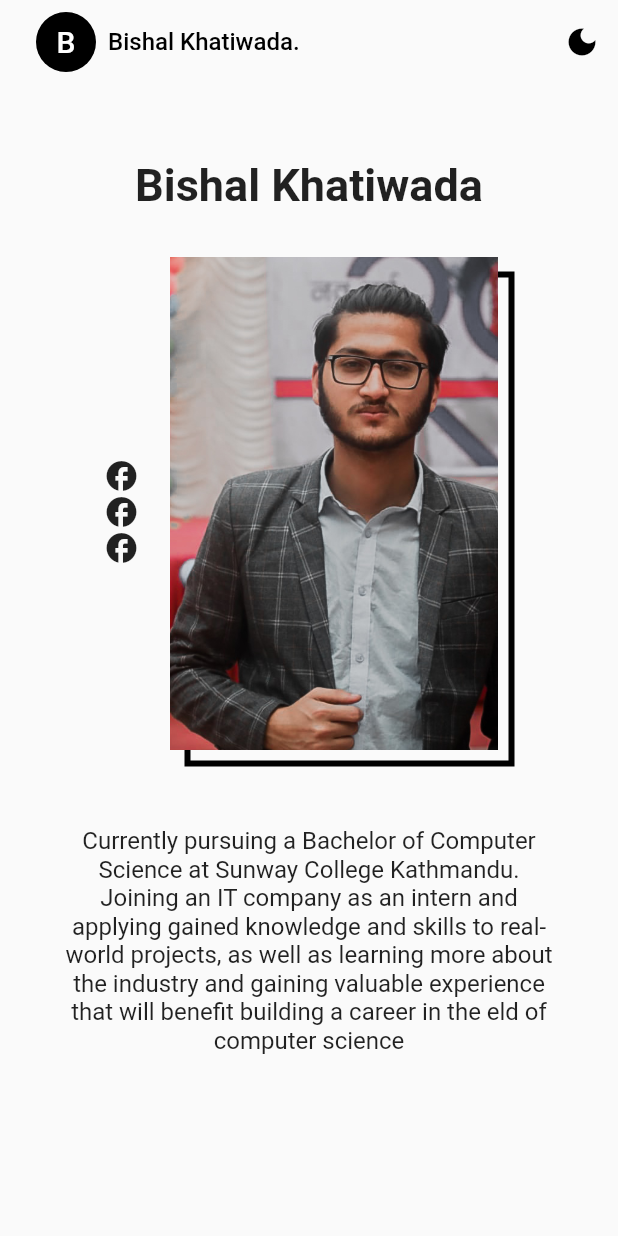
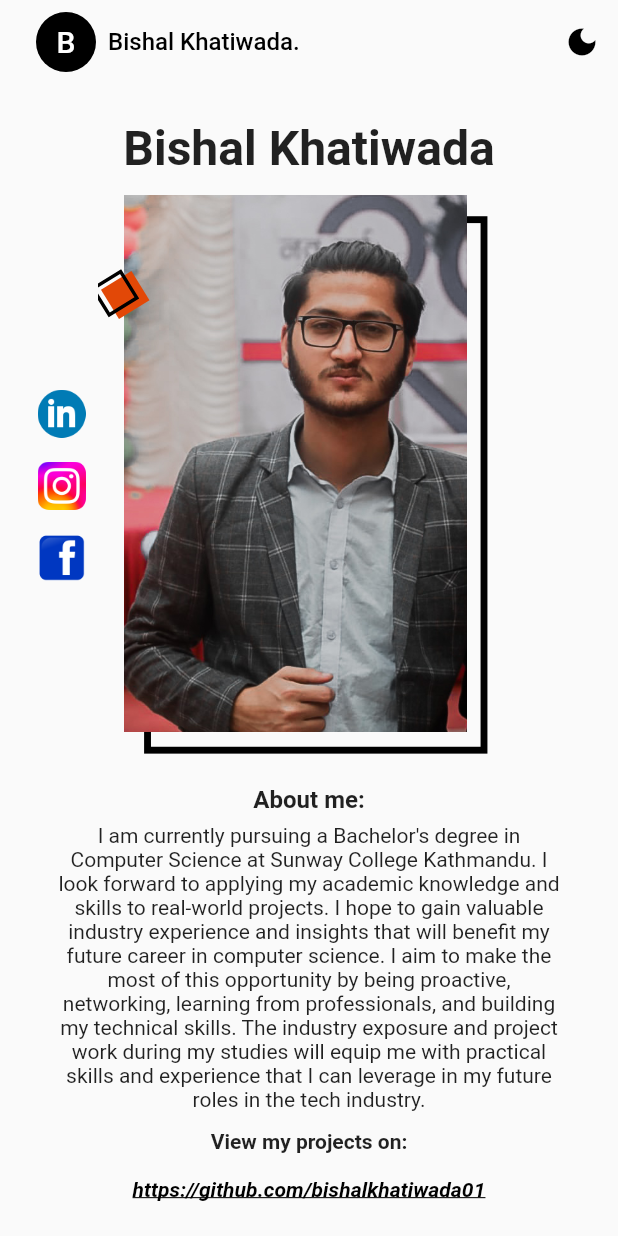
Before and after one commit to bishalkhatiwada01/bio_app, a Flutter app: the screen it shows after launch, on a phone screen of 412 x 824 dp. Run offline on Flutter 3.47's test engine with Material 2 defaults, Android fonts, the phone set to English and light mode, and no system bars; our stand-ins replace flutter_screenutil, google_fonts.

Commit message:
all done

```diff
--- a/lib/main.dart
+++ b/lib/main.dart
@@ -1,5 +1,6 @@
 import 'package:bioapp/pages/home_page.dart';
 import 'package:flutter/material.dart';
+import 'package:flutter_screenutil/flutter_screenutil.dart';
 
 void main() {
   runApp(const MyApp());
@@ -8,144 +9,22 @@ void main() {
 class MyApp extends StatelessWidget {
   const MyApp({super.key});
 
-  // This widget is the root of your application.
   @override
   Widget build(BuildContext context) {
-    return MaterialApp(
-      theme: ThemeData.light(), // Set the initial theme to light
-      darkTheme: ThemeData.dark(), // Set the dark theme
-      themeMode: ThemeMode.system,
-      debugShowCheckedModeBanner: false,
-      title: 'Bio App',
-
-      home: const HomePage(),
+    return ScreenUtilInit(
+      designSize: const Size(360, 690),
+      minTextAdapt: true,
+      splitScreenMode: true,
+      builder: (_, child) {
+        return MaterialApp(
+          theme: ThemeData.light(),
+          darkTheme: ThemeData.dark(),
+          themeMode: ThemeMode.system,
+          debugShowCheckedModeBanner: false,
+          title: 'Bio App',
+          home: HomePage(),
+        );
+      },
     );
   }
 }
-
-
-// import 'package:flutter/material.dart';
-
-// void main() {
-//   runApp(MyApp());
-// }
-
-// class MyApp extends StatelessWidget {
-//   @override
-//   Widget build(BuildContext context) {
-//     return MaterialApp(
-//       home: HomePage(),
-//       theme: ThemeData.light(), // Set the initial theme to light
-//       darkTheme: ThemeData.dark(), // Set the dark theme
-//       themeMode: ThemeMode.system, // Use the system theme mode
-//     );
-//   }
-// }
-
-// class HomePage extends StatefulWidget {
-//   @override
-//   _HomePageState createState() => _HomePageState();
-// }
-
-// class _HomePageState extends State<HomePage> {
-//   bool isDarkMode = false; // Variable to track dark mode state
-
-//   @override
-//   Widget build(BuildContext context) {
-//     return Scaffold(
-//       appBar: MyAppBar(
-//         title: 'My App Title',
-//         isDarkMode: isDarkMode, // Pass the dark mode state to the AppBar
-//         toggleDarkMode: () {
-//           // Function to toggle dark mode
-//           setState(() {
-//             isDarkMode = !isDarkMode;
-//           });
-//         },
-//       ),
-//       body: Container(
-//         color: isDarkMode
-//             ? Colors.black
-//             : Colors.white, // Set background color based on dark mode
-//         child: Center(
-//           child: Text(
-//             'Hello, Flutter!',
-//             style: TextStyle(
-//               color: isDarkMode
-//                   ? Colors.white
-//                   : Colors.black, // Change text color based on dark mode
-//             ),
-//           ),
-//         ),
-//       ),
-//     );
-//   }
-// }
-
-// class MyAppBar extends StatelessWidget implements PreferredSizeWidget {
-//   final String title;
-//   final bool isDarkMode; // Whether dark mode is enabled
-//   final Function toggleDarkMode; // Function to toggle dark mode
-
-//   MyAppBar({
-//     required this.title,
-//     required this.isDarkMode,
-//     required this.toggleDarkMode,
-//   });
-
-//   @override
-//   Size get preferredSize => Size.fromHeight(kToolbarHeight);
-
-//   @override
-//   Widget build(BuildContext context) {
-//     final ThemeData theme = isDarkMode ? ThemeData.dark() : ThemeData.light();
-
-//     return AppBar(
-//       title: Row(
-//         children: <Widget>[
-//           Container(
-//             margin: EdgeInsets.all(8.0),
-//             width: 40.0,
-//             height: 40.0,
-//             decoration: BoxDecoration(
-//               shape: BoxShape.circle,
-//               color: Colors.black,
-//             ),
-//             child: Center(
-//               child: Text(
-//                 'B',
-//                 style: TextStyle(
-//                   color: Colors.white,
-//                   fontSize: 20.0,
-//                 ),
-//               ),
-//             ),
-//           ),
-//           SizedBox(width: 8.0),
-//           Text(
-//             'Bishal Khatiwada',
-//             style: TextStyle(
-//               color: Colors.black,
-//               fontSize: 16.0,
-//             ),
-//           ),
-//         ],
-//       ),
-//       actions: <Widget>[
-//         IconButton(
-//           icon: Icon(
-//             isDarkMode ? Icons.nightlight_round : Icons.nights_stay,
-//             color: isDarkMode
-//                 ? Colors.black
-//                 : null, // Change icon color to black when in dark mode
-//           ),
-//           onPressed: () {
-//             toggleDarkMode(); // Toggle dark mode
-//           },
-//         ),
-//       ],
-//       backgroundColor: theme.appBarTheme
-//           .backgroundColor, // Set the app bar's background color based on the theme
-//     );
-//   }
-// }
--- a/lib/models/bio_data.dart
+++ b/lib/models/bio_data.dart
@@ -20,6 +20,6 @@ final BioDataModel userBio = BioDataModel(
   name: 'Bishal Khatiwada',
   role: 'Flutter Developer',
   imageUrl: "images/pp.jpeg",
-  bio:
-      '''Currently pursuing a Bachelor of Computer Science at Sunway College Kathmandu. Joining an IT company as an intern and applying gained knowledge and skills to real-world projects, as well as learning more about the industry and gaining valuable experience that will benefit building a career in the eld of computer science''',
+  bio: '''
+I am currently pursuing a Bachelor's degree in Computer Science at Sunway College Kathmandu. I look forward to applying my academic knowledge and skills to real-world projects. I hope to gain valuable industry experience and insights that will benefit my future career in computer science. I aim to make the most of this opportunity by being proactive, networking, learning from professionals, and building my technical skills. The industry exposure and project work during my studies will equip me with practical skills and experience that I can leverage in my future roles in the tech industry.''',
 );
--- a/lib/pages/home_page.dart
+++ b/lib/pages/home_page.dart
@@ -1,80 +1,77 @@
-// import 'package:bioapp/models/bio_data.dart';
-// import 'package:bioapp/widgets/app_bar.dart';
-// import 'package:bioapp/widgets/image_widget.dart';
-// import 'package:flutter/material.dart';
-
-// class HomePage extends StatelessWidget {
-//   const HomePage({Key? key}) : super(key: key);
-
-//   @override
-//   Widget build(BuildContext context) {
-//     return SafeArea(
-//       child: Scaffold(
-//         appBar: MyAppBar(title: ''),
-//         body: Center(
-//           child: Column(
-//             children: [
-//               SizedBox(height: 60),
-//               Text(
-//                 userBio.name,
-//                 style: const TextStyle(
-//                   fontWeight: FontWeight.bold,
-//                   fontSize: 30,
-//                 ),
-//               ),
-//               SizedBox(height: 30),
-//               const ImageWidget(),
-//               SizedBox(height: 40),
-
-//               Text(userBio.bio,
-//                 style: const TextStyle(
-
-//                   fontWeight: FontWeight.normal,
-//                   fontSize: 16,
-//                 ),
-//               ),
-//             ],
-//           ),
-//         ),
-//       ),
-//     );
-//   }
-// }
 import 'package:bioapp/models/bio_data.dart';
+import 'package:bioapp/utils/url_launch.dart';
 import 'package:bioapp/widgets/app_bar.dart';
 import 'package:bioapp/widgets/image_widget.dart';
 import 'package:flutter/material.dart';
+import 'package:flutter_screenutil/flutter_screenutil.dart';
+import 'package:google_fonts/google_fonts.dart';
+import 'package:url_launcher/url_launcher.dart';
 
 class HomePage extends StatelessWidget {
-  const HomePage({Key? key}) : super(key: key);
+  HomePage({Key? key}) : super(key: key);
 
   @override
   Widget build(BuildContext context) {
     return Scaffold(
-      appBar: MyAppBar(title: ''),
-      body: Column(
+      appBar: const MyAppBar(),
+      body: ListView(
         children: [
-          SizedBox(height: 50),
+          Column(
+            children: [
+              SizedBox(height: 20.h),
               Text(
                 userBio.name,
-            style: const TextStyle(
+                style: GoogleFonts.roboto(
+                  fontSize: 28.sp,
                   fontWeight: FontWeight.bold,
-              fontSize: 30,
                 ),
               ),
-          const SizedBox(height: 30),
+              SizedBox(height: 10.h),
               const ImageWidget(),
-          const SizedBox(height: 40),
+              SizedBox(height: 5.h),
               Padding(
-            padding: const EdgeInsets.symmetric(horizontal: 40),
-            child: Text(
+                padding: EdgeInsets.symmetric(horizontal: 30.w),
+                child: Column(
+                  children: [
+                    Text(
+                      "About me:",
+                      textAlign: TextAlign.start,
+                      style: GoogleFonts.roboto(
+                        fontWeight: FontWeight.bold,
+                        fontSize: 14.sp,
+                      ),
+                    ),
+                    SizedBox(height: 5.h),
+                    Text(
                       textAlign: TextAlign.center,
                       userBio.bio,
-              style: const TextStyle(
-                fontWeight: FontWeight.normal,
-                fontSize: 16,
+                      style: GoogleFonts.roboto(),
+                    ),
+                  ],
                 ),
               ),
+              SizedBox(height: 10.h),
+              Text(
+                "View my projects on:",
+                style: GoogleFonts.roboto(
+                  fontWeight: FontWeight.bold,
+                ),
+              ),
+              TextButton(
+                onPressed: () {
+                  urlLaunch('github');
+                },
+                child: Text(
+                  'https://github.com/bishalkhatiwada01',
+                  style: GoogleFonts.roboto(
+                    fontStyle: FontStyle.italic,
+                    decoration: TextDecoration.underline,
+                    color: Colors.black,
+                    fontWeight: FontWeight.bold,
+                  ),
+                ),
+              ),
+            ],
           ),
         ],
       ),
--- /dev/null
+++ b/lib/utils/url_launch.dart
@@ -0,0 +1,34 @@
+import 'package:flutter/material.dart';
+import 'package:url_launcher/url_launcher.dart';
+
+// final Uri _url = Uri.parse("https://github.com/bishalkhatiwada01");
+
+// Future<void> _launchUrl() async {
+//   if (!await launchUrl(_url)) {
+//     throw Exception('Could not launch $_url');
+//   }
+// }
+
+Future<void> urlLaunch(String Id) async {
+  final url = getUrl(Id);
+  final Uri _url = Uri.parse(url);
+
+  if (!await launchUrl(_url)) {
+    throw Exception('Could not launch $_url');
+  }
+}
+
+String getUrl(String Id) {
+  switch (Id) {
+    case "instagram":
+      return "https://www.instagram.com/bishal_khatiwada1/";
+    case "facebook":
+      return "https://www.facebook.com/bishalkhatiwada.bishal";
+    case "github":
+      return 'https://github.com/bishalkhatiwada01';
+    case "linkedin":
+      return 'https://www.linkedin.com/in/bishal-khatiwada-755ab5208/';
+    default:
+      return '';
+  }
+}
--- a/lib/widgets/app_bar.dart
+++ b/lib/widgets/app_bar.dart
@@ -1,9 +1,9 @@
 import 'package:flutter/material.dart';
 
 class MyAppBar extends StatelessWidget implements PreferredSizeWidget {
-  final String title;
+  const MyAppBar({super.key});
 
-  MyAppBar({required this.title});
+
 
   @override
   Size get preferredSize => const Size.fromHeight(kToolbarHeight);
@@ -11,14 +11,15 @@ class MyAppBar extends StatelessWidget implements PreferredSizeWidget {
   @override
   Widget build(BuildContext context) {
     return AppBar(
+
       backgroundColor: Colors.transparent,
       elevation: 0,
       title: Row(
         children: [
           Container(
             margin: const EdgeInsets.all(8.0),
-            width: 40.0,
-            height: 40.0,
+            width: 40,
+            height: 40,
             decoration: const BoxDecoration(
               shape: BoxShape.circle,
               color: Colors.black,
--- a/lib/widgets/image_widget.dart
+++ b/lib/widgets/image_widget.dart
@@ -1,63 +1,101 @@
+import 'package:bioapp/utils/url_launch.dart';
 import 'package:flutter/material.dart';
+import 'package:flutter_screenutil/flutter_screenutil.dart';
 
 class ImageWidget extends StatelessWidget {
-  const ImageWidget({Key? key});
+  const ImageWidget({super.key});
 
   @override
   Widget build(BuildContext context) {
-    return Center(
-      child: Row(
-        mainAxisAlignment: MainAxisAlignment.center,
+    return Row(
       children: [
+        SizedBox(
+          width: 15.w,
+        ),
         Column(
           children: [
-              Icon(
-                Icons.facebook_rounded,
+            IconButton(
+              onPressed: () {
+                urlLaunch('linkedin');
+              },
+              icon: Image.asset("assets/linkedin.png"),
             ),
-              Icon(
-                Icons.facebook_rounded,
+            IconButton(
+              onPressed: () {
+                urlLaunch('instagram');
+              },
+              icon: Image.asset("assets/instagram.png"),
             ),
-              Icon(
-                Icons.facebook_rounded,
+            IconButton(
+              onPressed: () {
+                urlLaunch('facebook');
+              },
+              icon: Image.asset("assets/facebook.webp"),
             ),
           ],
         ),
         SizedBox(
-            width: 20,
-          ),
-          Stack(children: [
-            Container(
-              height: 340,
-              width: 230,
+          height: 325.h,
+          width: 240.w,
           child: Stack(
             alignment: Alignment.bottomRight,
             children: [
-                  Container(
-                    width: 220,
-                    height: 330,
+              Positioned(
+                right: 13.w,
+                bottom: 13.h,
+                child: Container(
+                  width: 200.w,
+                  height: 300.h,
                   decoration: BoxDecoration(
                     border: Border.all(
                       color: Colors.black,
-                        width: 4,
+                      width: 4.w,
+                    ),
                   ),
                 ),
               ),
               Positioned(
-                    bottom: 11,
-                    right: 11,
+                right: 25.w,
+                bottom: 25.h,
                 child: Image.asset(
                   'assets/pp.jpeg',
-                      width: 230,
-                      height: 340,
+                  width: 200.w,
+                  height: 300.h,
                   fit: BoxFit.cover,
+                ),
+              ),
+              Positioned(
+                bottom: 259.h,
+                left: 6.w,
+                child: Transform.rotate(
+                  angle: 45,
+                  child: Container(
+                    height: 20.h,
+                    width: 20.w,
+                    color: const Color.fromARGB(255, 226, 72, 7),
+                  ),
+                ),
+              ),
+              Positioned(
+                bottom: 260.h,
+                left: 0,
+                child: Transform.rotate(
+                  angle: 45,
+                  child: Container(
+                    height: 20.h,
+                    width: 20.w,
+                    decoration: BoxDecoration(
+                      border: Border.all(
+                        width: 2.w,
+                      ),
+                    ),
+                  ),
                 ),
               ),
             ],
           ),
         ),
-          ]),
       ],
-      ),
     );
   }
 }
--- a/pubspec.yaml
+++ b/pubspec.yaml
@@ -35,6 +35,9 @@ dependencies:
   # The following adds the Cupertino Icons font to your application.
   # Use with the CupertinoIcons class for iOS style icons.
   cupertino_icons: ^1.0.2
+  google_fonts: ^6.1.0
+  flutter_screenutil: ^5.9.0
+  url_launcher: ^6.2.1
 
 dev_dependencies:
   flutter_test:
```
Also changed, not shown: assets/facebook.webp (added), assets/instagram.png (added), assets/linkedin.png (added), assets/square.png (added), pubspec.lock, 11 other files. Lines whose indentation alone changed are shown as unchanged.
